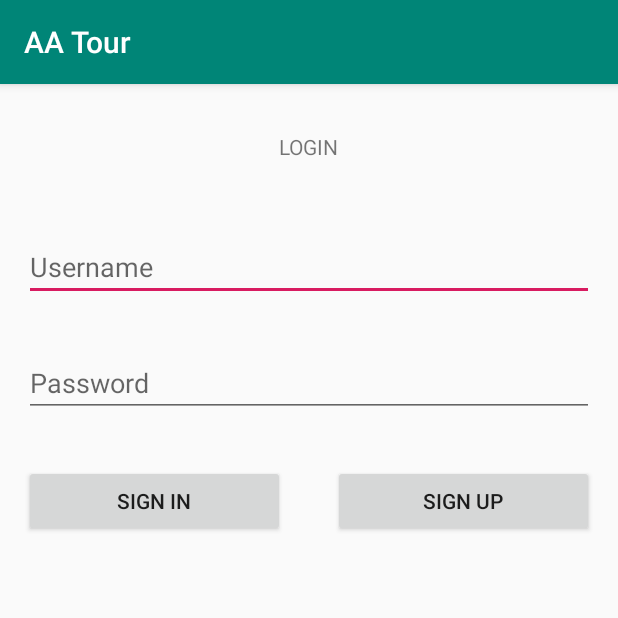
After one commit to Jardom1201/AA-Tour, an Android app: the login2 screen opened directly, with no data from a screen before it, on a phone screen of 412 x 824 dp, the top half of it. The commit adds this screen. Run offline under Robolectric (Android 15) with nearby library versions, the phone set to English and light mode, and no system bars.

Commit message:
login done

```diff
--- a/app/src/main/AndroidManifest.xml
+++ b/app/src/main/AndroidManifest.xml
@@ -9,7 +9,8 @@
         android:roundIcon="@mipmap/ic_launcher_round"
         android:supportsRtl="true"
         android:theme="@style/AppTheme">
-        <activity android:name=".HomePage"></activity>
+        <activity android:name=".login2"></activity>
+        <activity android:name=".HomePage" />
         <activity android:name=".RegisterActivity" />
         <activity android:name=".LoginActivity">
             <intent-filter>
--- a/app/src/main/java/com/example/aatour/RegisterActivity.java
+++ b/app/src/main/java/com/example/aatour/RegisterActivity.java
@@ -53,7 +53,7 @@ public class RegisterActivity extends AppCompatActivity {
                 Users user = new Users(usr,notlp,pss,email);
                 tb_user.child(id).setValue(user);
 
-                Intent login = new Intent (RegisterActivity.this,LoginActivity.class);
+                Intent login = new Intent (RegisterActivity.this,login2.class);
 
                 startActivity(login);
                 finish();
--- /dev/null
+++ b/app/src/main/java/com/example/aatour/login2.java
@@ -0,0 +1,26 @@
+package com.example.aatour;
+
+import android.content.Intent;
+import android.support.v7.app.AppCompatActivity;
+import android.os.Bundle;
+import android.view.View;
+import android.widget.Button;
+
+public class login2 extends AppCompatActivity {
+
+    @Override
+    protected void onCreate(Bundle savedInstanceState) {
+        super.onCreate(savedInstanceState);
+        setContentView(R.layout.activity_login2);
+        Button signin = findViewById(R.id.signin);
+
+        signin.setOnClickListener(new View.OnClickListener() {
+            @Override
+            public void onClick(View v) {
+                Intent i = new Intent(login2.this, HomePage.class);
+                startActivity(i);
+
+            }
+        });
+    }
+}
--- /dev/null
+++ b/app/src/main/res/layout/activity_login2.xml
@@ -0,0 +1,58 @@
+<?xml version="1.0" encoding="utf-8"?>
+<LinearLayout xmlns:android="http://schemas.android.com/apk/res/android"
+    xmlns:app="http://schemas.android.com/apk/res-auto"
+    xmlns:tools="http://schemas.android.com/tools"
+    android:layout_width="match_parent"
+    android:layout_height="match_parent"
+    tools:context=".login2"
+    android:orientation="vertical">
+
+    <TextView
+        android:layout_width="wrap_content"
+        android:layout_height="wrap_content"
+        android:text="LOGIN"
+        android:layout_margin="32dp"
+        android:layout_gravity="center"/>
+
+    <EditText
+        android:id="@+id/username"
+        android:layout_width="match_parent"
+        android:layout_height="wrap_content"
+        android:hint="Username"
+        android:layout_margin="16dp"
+        android:layout_gravity="center"
+        android:inputType="text"/>
+
+    <EditText
+        android:id="@+id/password"
+        android:layout_width="match_parent"
+        android:layout_height="wrap_content"
+        android:hint="Password"
+        android:layout_margin="16dp"
+        android:layout_gravity="center"
+        android:inputType="textPassword"/>
+
+    <LinearLayout
+        android:layout_width="match_parent"
+        android:layout_height="wrap_content"
+        android:orientation="horizontal">
+
+        <Button
+            android:id="@+id/signin"
+            android:layout_width="match_parent"
+            android:layout_height="wrap_content"
+            android:layout_weight="1"
+            android:layout_margin="16dp"
+            android:text="SIGN IN"/>
+
+        <Button
+            android:id="@+id/signup"
+            android:layout_width="match_parent"
+            android:layout_height="wrap_content"
+            android:layout_weight="1"
+            android:layout_margin="16dp"
+            android:text="SIGN UP"/>
+
+    </LinearLayout>
+
+</LinearLayout>
--- a/app/src/main/res/layout/home2.xml
+++ /dev/null
@@ -1,6 +0,0 @@
-<?xml version="1.0" encoding="utf-8"?>
-<android.support.constraint.ConstraintLayout
-    xmlns:android="http://schemas.android.com/apk/res/android" android:layout_width="match_parent"
-    android:layout_height="match_parent">
-
-</android.support.constraint.ConstraintLayout>
```
